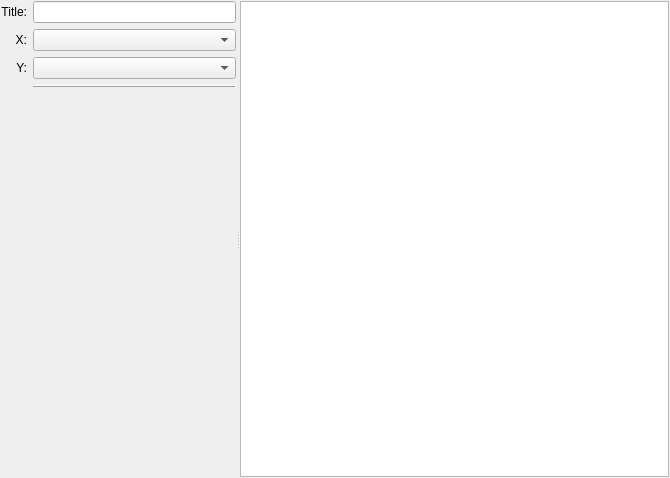
Old version of the form src/DAGui/DAChartAddXYSeriesWidget.ui in the repository czyt1988/data-workbench.
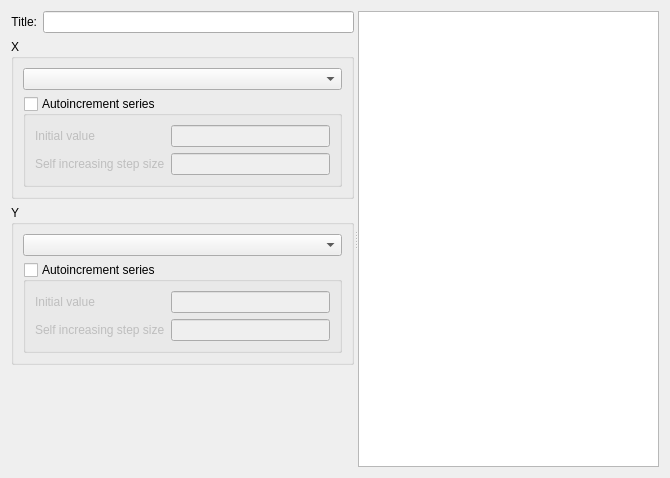
New version of the form. Custom widgets are drawn as their Qt base class.

```diff
--- a/src/DAGui/DAChartAddXYSeriesWidget.ui
+++ b/src/DAGui/DAChartAddXYSeriesWidget.ui
@@ -13,37 +13,148 @@
   <property name="windowTitle">
    <string>Form</string>
   </property>
-  <layout class="QVBoxLayout" name="verticalLayout">
-   <property name="leftMargin">
-    <number>1</number>
-   </property>
-   <property name="topMargin">
-    <number>1</number>
-   </property>
-   <property name="rightMargin">
-    <number>1</number>
-   </property>
-   <property name="bottomMargin">
-    <number>1</number>
-   </property>
+  <layout class="QVBoxLayout" name="verticalLayout_4">
    <item>
     <widget class="QSplitter" name="splitter">
      <property name="orientation">
       <enum>Qt::Horizontal</enum>
      </property>
      <widget class="QWidget" name="layoutWidget">
-      <layout class="QGridLayout" name="gridLayout">
-       <item row="0" column="1">
-        <widget class="QLineEdit" name="lineEditTitle">
-         <property name="inputMask">
-          <string/>
+      <layout class="QVBoxLayout" name="verticalLayout_3">
+       <item>
+        <layout class="QHBoxLayout" name="horizontalLayout">
+         <item>
+          <widget class="QLabel" name="label">
+           <property name="text">
+            <string>Title:</string>
+           </property>
+           <property name="scaledContents">
+            <bool>false</bool>
+           </property>
+           <property name="alignment">
+            <set>Qt::AlignRight|Qt::AlignTrailing|Qt::AlignVCenter</set>
+           </property>
+          </widget>
+         </item>
+         <item>
+          <widget class="QLineEdit" name="lineEditTitle">
+           <property name="inputMask">
+            <string/>
+           </property>
+           <property name="text">
+            <string/>
+           </property>
+          </widget>
+         </item>
+        </layout>
+       </item>
+       <item>
+        <widget class="DA::DACollapsibleGroupBox" name="groupBoxX">
+         <property name="title">
+          <string>X</string>
          </property>
-         <property name="text">
-          <string/>
+         <property name="flat">
+          <bool>true</bool>
          </property>
+         <layout class="QVBoxLayout" name="verticalLayout">
+          <item>
+           <widget class="DA::DADataManagerComboBox" name="comboBoxX"/>
+          </item>
+          <item>
+           <widget class="QGroupBox" name="groupBoxXAutoincrement">
+            <property name="title">
+             <string>Autoincrement series</string>
+            </property>
+            <property name="flat">
+             <bool>false</bool>
+            </property>
+            <property name="checkable">
+             <bool>true</bool>
+            </property>
+            <property name="checked">
+             <bool>false</bool>
+            </property>
+            <layout class="QGridLayout" name="gridLayout">
+             <item row="0" column="0">
+              <widget class="QLabel" name="labelXInitValue">
+               <property name="text">
+                <string>Initial value</string>
+               </property>
+              </widget>
+             </item>
+             <item row="0" column="1">
+              <widget class="QLineEdit" name="lineEditXInitValue"/>
+             </item>
+             <item row="1" column="0">
+              <widget class="QLabel" name="labelXStep">
+               <property name="text">
+                <string>Self increasing step size</string>
+               </property>
+              </widget>
+             </item>
+             <item row="1" column="1">
+              <widget class="QLineEdit" name="lineEditXStepValue"/>
+             </item>
+            </layout>
+           </widget>
+          </item>
+         </layout>
         </widget>
        </item>
-       <item row="4" column="1">
+       <item>
+        <widget class="DA::DACollapsibleGroupBox" name="groupBox">
+         <property name="title">
+          <string>Y</string>
+         </property>
+         <property name="flat">
+          <bool>true</bool>
+         </property>
+         <layout class="QVBoxLayout" name="verticalLayout_2">
+          <item>
+           <widget class="DA::DADataManagerComboBox" name="comboBoxY"/>
+          </item>
+          <item>
+           <widget class="QGroupBox" name="groupBoxYAutoincrement">
+            <property name="title">
+             <string>Autoincrement series</string>
+            </property>
+            <property name="flat">
+             <bool>false</bool>
+            </property>
+            <property name="checkable">
+             <bool>true</bool>
+            </property>
+            <property name="checked">
+             <bool>false</bool>
+            </property>
+            <layout class="QGridLayout" name="gridLayout_2">
+             <item row="0" column="0">
+              <widget class="QLabel" name="labelYInitValue">
+               <property name="text">
+                <string>Initial value</string>
+               </property>
+              </widget>
+             </item>
+             <item row="0" column="1">
+              <widget class="QLineEdit" name="lineEditYInitValue"/>
+             </item>
+             <item row="1" column="0">
+              <widget class="QLabel" name="labelYStep">
+               <property name="text">
+                <string>Self increasing step size</string>
+               </property>
+              </widget>
+             </item>
+             <item row="1" column="1">
+              <widget class="QLineEdit" name="lineEditYStepValue"/>
+             </item>
+            </layout>
+           </widget>
+          </item>
+         </layout>
+        </widget>
+       </item>
+       <item>
         <spacer name="verticalSpacer">
          <property name="orientation">
           <enum>Qt::Vertical</enum>
@@ -56,61 +167,6 @@
          </property>
         </spacer>
        </item>
-       <item row="2" column="0">
-        <widget class="QLabel" name="label_3">
-         <property name="text">
-          <string>Y:</string>
-         </property>
-         <property name="scaledContents">
-          <bool>false</bool>
-         </property>
-         <property name="alignment">
-          <set>Qt::AlignRight|Qt::AlignTrailing|Qt::AlignVCenter</set>
-         </property>
-        </widget>
-       </item>
-       <item row="0" column="0">
-        <widget class="QLabel" name="label">
-         <property name="text">
-          <string>Title:</string>
-         </property>
-         <property name="scaledContents">
-          <bool>false</bool>
-         </property>
-         <property name="alignment">
-          <set>Qt::AlignRight|Qt::AlignTrailing|Qt::AlignVCenter</set>
-         </property>
-        </widget>
-       </item>
-       <item row="1" column="1">
-        <widget class="DA::DADataManagerComboBox" name="comboBoxX"/>
-       </item>
-       <item row="2" column="1">
-        <widget class="DA::DADataManagerComboBox" name="comboBoxY"/>
-       </item>
-       <item row="1" column="0">
-        <widget class="QLabel" name="label_2">
-         <property name="text">
-          <string>X:</string>
-         </property>
-         <property name="scaledContents">
-          <bool>false</bool>
-         </property>
-         <property name="alignment">
-          <set>Qt::AlignRight|Qt::AlignTrailing|Qt::AlignVCenter</set>
-         </property>
-        </widget>
-       </item>
-       <item row="3" column="1">
-        <widget class="QFrame" name="frame">
-         <property name="frameShape">
-          <enum>QFrame::HLine</enum>
-         </property>
-         <property name="frameShadow">
-          <enum>QFrame::Raised</enum>
-         </property>
-        </widget>
-       </item>
       </layout>
      </widget>
      <widget class="QTableView" name="tableViewXY"/>
@@ -124,6 +180,12 @@
    <extends>QComboBox</extends>
    <header>DADataManagerComboBox.h</header>
   </customwidget>
+  <customwidget>
+   <class>DA::DACollapsibleGroupBox</class>
+   <extends>QGroupBox</extends>
+   <header location="global">DACollapsibleGroupBox.h</header>
+   <container>1</container>
+  </customwidget>
  </customwidgets>
  <resources/>
  <connections/>
```
